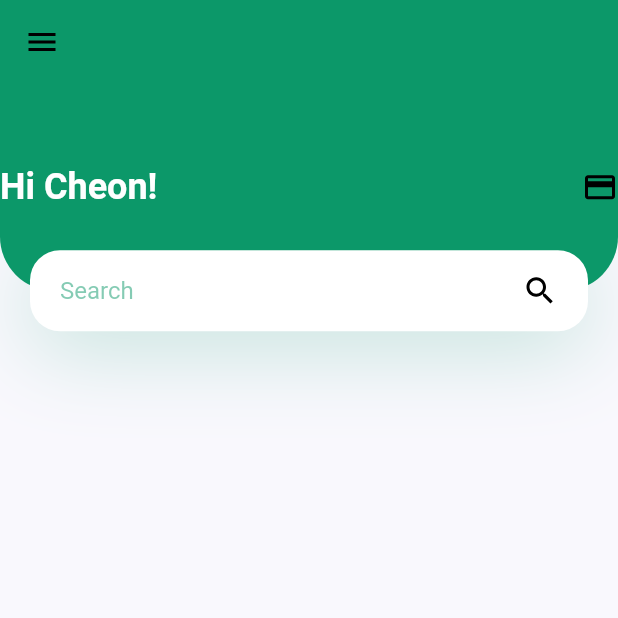
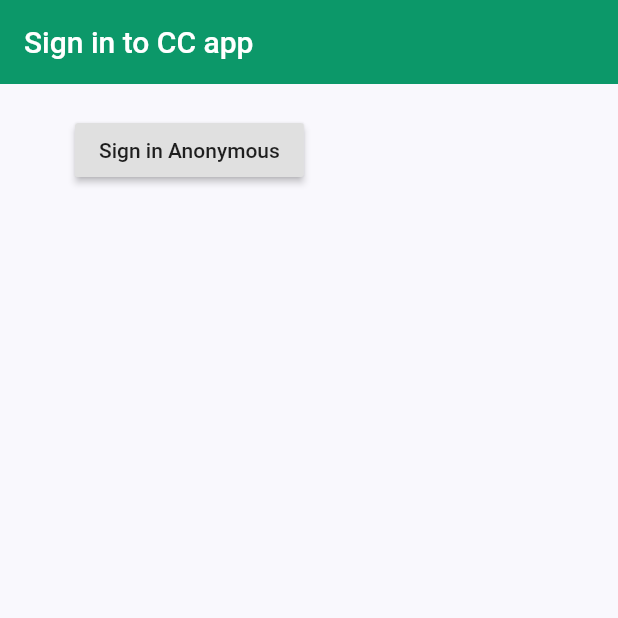
Before and after one commit to jcheon/capstone, a Flutter app: the screen it shows after launch, on a phone screen of 412 x 824 dp, the top half of it. Run offline on Flutter 3.47's test engine with Material 2 defaults, Android fonts, the phone set to English and light mode, and no system bars; our stand-ins replace firebase_auth, flutter_svg; accounts and stored records are empty.

Commit message:
anonymous sign in implementation

```diff
--- a/cc_app/lib/main.dart
+++ b/cc_app/lib/main.dart
@@ -1,7 +1,7 @@
 import 'package:flutter/material.dart';
 import 'package:cc_app/constants.dart';
 import 'package:cc_app/screens/home/components/home_screen.dart';
-
+import 'package:cc_app/screens/wrapper.dart';
 
 void main() => runApp(MyApp());
 
@@ -17,7 +17,8 @@ class MyApp extends StatelessWidget {
         textTheme: Theme.of(context).textTheme.apply(bodyColor: kTextColor),
         visualDensity: VisualDensity.adaptivePlatformDensity,
       ),
-      home: HomeScreen(),
+      // home: HomeScreen(),
+      home: Wrapper(),
     );
   }
 }
--- /dev/null
+++ b/cc_app/lib/models/user.dart
@@ -0,0 +1,5 @@
+class User {
+  final String uid;
+
+  User({this.uid});
+}
--- /dev/null
+++ b/cc_app/lib/screens/home/components/authenticate/authenticate.dart
@@ -0,0 +1,16 @@
+import 'package:flutter/material.dart';
+import 'package:cc_app/screens/home/components/authenticate/signin.dart';
+
+class Authenticate extends StatefulWidget {
+  @override
+  _AuthenticateState createState() => _AuthenticateState();
+}
+
+class _AuthenticateState extends State<Authenticate> {
+  @override
+  Widget build(BuildContext context) {
+    return Container(
+      child: SignIn(),
+    );
+  }
+}
--- /dev/null
+++ b/cc_app/lib/screens/home/components/authenticate/signin.dart
@@ -0,0 +1,38 @@
+import 'dart:ui';
+
+import 'package:cc_app/screens/services/auth.dart';
+import 'package:flutter/material.dart';
+import 'package:cc_app/constants.dart';
+
+class SignIn extends StatefulWidget {
+  @override
+  _SignInState createState() => _SignInState();
+}
+
+class _SignInState extends State<SignIn> {
+  final AuthService _auth = AuthService();
+
+  @override
+  Widget build(BuildContext context) {
+    return Scaffold(
+        backgroundColor: kBackgroundColor,
+        appBar: AppBar(
+          backgroundColor: kPrimaryColor,
+          elevation: 0.0,
+          title: Text('Sign in to CC app'),
+        ),
+        body: Container(
+            padding: EdgeInsets.symmetric(vertical: 20, horizontal: 50),
+            child: RaisedButton(
+                child: Text("Sign in Anonymous"),
+                onPressed: () async {
+                  dynamic result = await _auth.signInAnon();
+                  if (result == null) {
+                    print('error signing in');
+                  } else {
+                    print('signed in');
+                    print(result.uid);
+                  }
+                })));
+  }
+}
--- /dev/null
+++ b/cc_app/lib/screens/wrapper.dart
@@ -0,0 +1,13 @@
+import 'package:cc_app/screens/home/components/home_screen.dart';
+import 'package:flutter/material.dart';
+import 'package:cc_app/screens/home/components/home_screen.dart';
+import 'package:cc_app/screens/home/components/authenticate/authenticate.dart';
+
+class Wrapper extends StatelessWidget {
+  @override
+  Widget build(BuildContext context) {
+    // return either home or auth widget
+    // return HomeScreen();
+    return Authenticate();
+  }
+}
```
Also changed, not shown: cc_app/lib/screens/home/components/home_screen.dart (+4 -7 lines), cc_app/lib/screens/services/auth.dart (added, +36 -0 lines), cc_app/pubspec.yaml (+7 -1 lines), cc_app/pubspec.lock, 19 other files.
